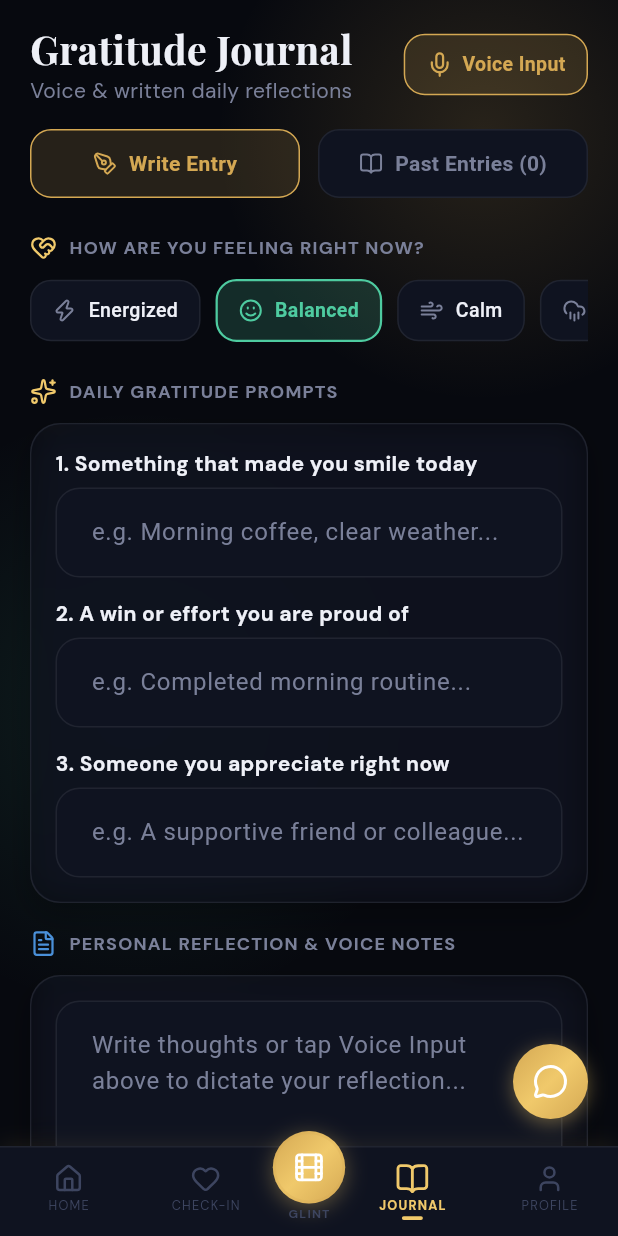
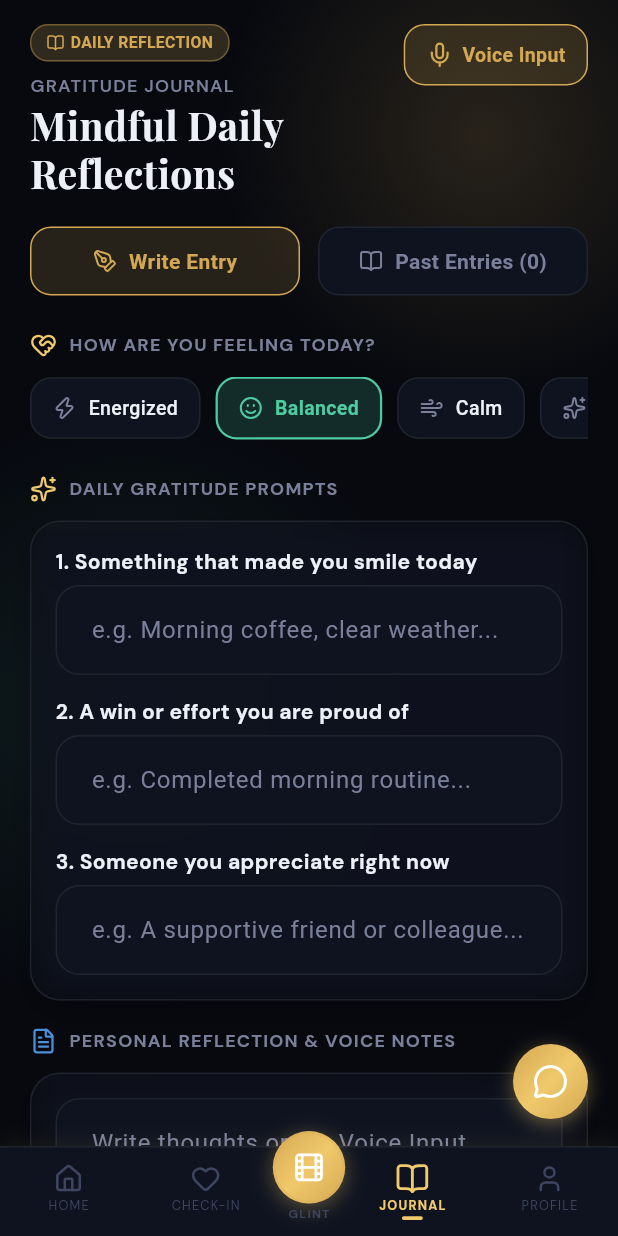
Before and after one commit to Ralein/VinR-2.0, a Flutter app: the JournalScreen screen opened by its route, on a phone screen of 412 x 824 dp. Run offline on Flutter 3.47's test engine with Material 3 defaults, Android fonts, the phone set to English and light mode, and no system bars; our stand-ins replace audioplayers, dio, flutter_riverpod, flutter_secure_storage, go_router, google_fonts and 4 more; accounts and stored records are empty.

Commit message:
design: align Journal screen header, badge pill, mood selectors and card layout with VinR design system

```diff
--- a/apps/flutter_app/lib/features/journal/screens/journal_screen.dart
+++ b/apps/flutter_app/lib/features/journal/screens/journal_screen.dart
@@ -38,7 +38,7 @@ class _JournalScreenState extends ConsumerState<JournalScreen> {
     {'name': 'Energized', 'icon': LucideIcons.zap, 'color': VinRColors.gold},
     {'name': 'Balanced', 'icon': LucideIcons.smile, 'color': VinRColors.emerald},
     {'name': 'Calm', 'icon': LucideIcons.wind, 'color': VinRColors.sapphire},
-    {'name': 'Heavy', 'icon': LucideIcons.cloudRain, 'color': VinRColors.lavender},
+    {'name': 'Reflective', 'icon': LucideIcons.sparkles, 'color': VinRColors.lavender},
   ];
 
   @override
@@ -182,17 +182,44 @@ class _JournalScreenState extends ConsumerState<JournalScreen> {
             child: Column(
               crossAxisAlignment: CrossAxisAlignment.start,
               children: [
-                // Top Header Row
+                // Top Badge Header
                 Row(
                   mainAxisAlignment: MainAxisAlignment.spaceBetween,
+                  crossAxisAlignment: CrossAxisAlignment.start,
                   children: [
                     Expanded(
                       child: Column(
                         crossAxisAlignment: CrossAxisAlignment.start,
                         children: [
-                          Text('Gratitude Journal', style: VinRTypography.h1.copyWith(fontSize: 26, color: primaryTextColor)),
+                          Container(
+                            padding: const EdgeInsets.symmetric(horizontal: 10, vertical: 4),
+                            decoration: BoxDecoration(
+                              color: activeGold.withValues(alpha: isLight ? 0.12 : 0.2),
+                              borderRadius: BorderRadius.circular(12),
+                              border: Border.all(
+                                color: activeGold.withValues(alpha: isLight ? 0.3 : 0.4),
+                              ),
+                            ),
+                            child: Row(
+                              mainAxisSize: MainAxisSize.min,
+                              children: [
+                                Icon(LucideIcons.bookOpen, size: 12, color: activeGold),
+                                const SizedBox(width: 4),
+                                Text(
+                                  'DAILY REFLECTION',
+                                  style: TextStyle(
+                                    color: activeGold,
+                                    fontSize: 10.5,
+                                    fontWeight: FontWeight.bold,
+                                  ),
+                                ),
+                              ],
+                            ),
+                          ),
+                          const SizedBox(height: 8),
+                          Text('GRATITUDE JOURNAL', style: VinRTypography.label.copyWith(color: mutedTextColor)),
                           const SizedBox(height: 2),
-                          Text('Voice & written daily reflections', style: VinRTypography.bodySm.copyWith(color: mutedTextColor)),
+                          Text('Mindful Daily Reflections', style: VinRTypography.h1.copyWith(fontSize: 26, color: primaryTextColor)),
                         ],
                       ),
                     ),
@@ -209,6 +236,9 @@ class _JournalScreenState extends ConsumerState<JournalScreen> {
                             color: _isDictating ? VinRColors.crimson : activeGold,
                             width: 1,
                           ),
+                          boxShadow: isLight
+                              ? [BoxShadow(color: Colors.black.withValues(alpha: 0.04), blurRadius: 8, offset: const Offset(0, 2))]
+                              : [],
                         ),
                         child: Row(
                           children: [
@@ -232,9 +262,9 @@ class _JournalScreenState extends ConsumerState<JournalScreen> {
                     ),
                   ],
                 ),
-                const SizedBox(height: 16),
+                const SizedBox(height: 20),
 
-                // Live Dictation Status Bar
+                // Live Dictation Bar
                 if (_isDictating) ...[
                   GlassContainer(
                     color: VinRColors.crimsonGlow,
@@ -256,13 +286,14 @@ class _JournalScreenState extends ConsumerState<JournalScreen> {
                   const SizedBox(height: 16),
                 ],
 
-                // Mode Selector Bar (Write vs Entries)
+                // Navigation View Toggle Bar
                 Row(
                   children: [
                     Expanded(
                       child: GestureDetector(
                         onTap: () => setState(() => _viewMode = 'write'),
-                        child: Container(
+                        child: AnimatedContainer(
+                          duration: const Duration(milliseconds: 200),
                           padding: const EdgeInsets.symmetric(vertical: 12),
                           decoration: BoxDecoration(
                             color: _viewMode == 'write'
@@ -294,7 +325,8 @@ class _JournalScreenState extends ConsumerState<JournalScreen> {
                     Expanded(
                       child: GestureDetector(
                         onTap: () => setState(() => _viewMode = 'entries'),
-                        child: Container(
+                        child: AnimatedContainer(
+                          duration: const Duration(milliseconds: 200),
                           padding: const EdgeInsets.symmetric(vertical: 12),
                           decoration: BoxDecoration(
                             color: _viewMode == 'entries'
@@ -328,9 +360,9 @@ class _JournalScreenState extends ConsumerState<JournalScreen> {
 
                 // WRITE MODE
                 if (_viewMode == 'write') ...[
-                  // Mood Selector Bar
+                  // Mood Selector Section
                   const SectionHeader(
-                    title: 'HOW ARE YOU FEELING RIGHT NOW?',
+                    title: 'HOW ARE YOU FEELING TODAY?',
                     icon: LucideIcons.heartHandshake,
                     iconColor: VinRColors.goldLight,
                   ),
@@ -469,7 +501,7 @@ class _JournalScreenState extends ConsumerState<JournalScreen> {
                   const SizedBox(height: 18),
 
                   const SectionHeader(
-                    title: 'SAVED ENTRIES',
+                    title: 'SAVED REFLECTIONS',
                     icon: LucideIcons.bookOpen,
                     iconColor: VinRColors.goldLight,
                   ),
```
